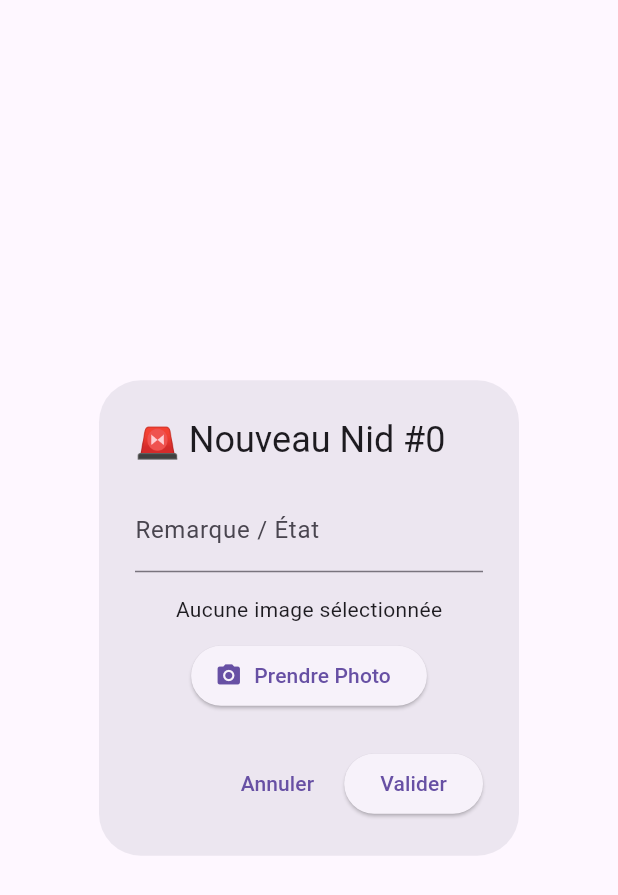
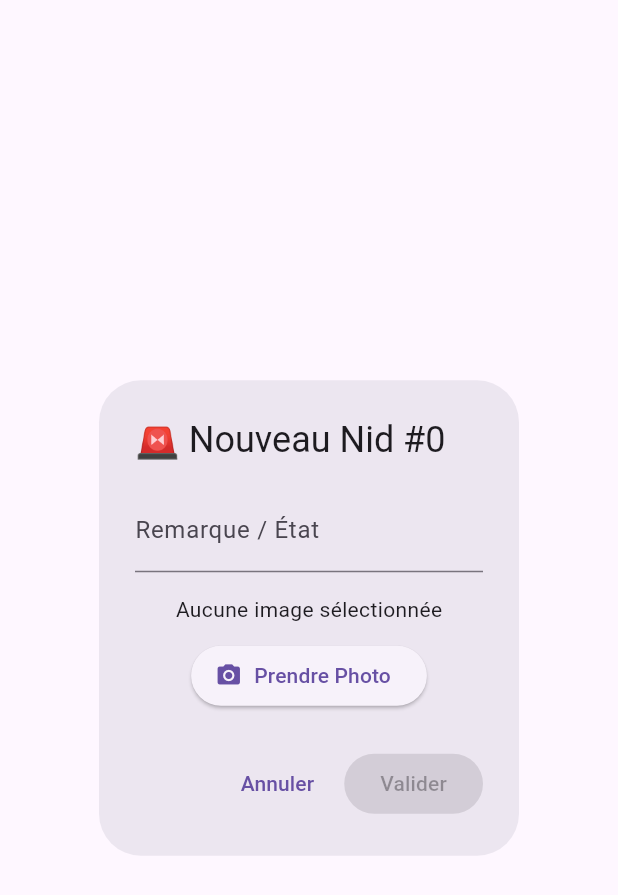
Before and after one commit to mams95190/Test1, a Flutter app: the AddNidDialog widget shown alone on an empty page, opened directly with empty values, after a tap on "Prendre Photo", on a phone screen of 412 x 824 dp. Shown: the top 895 px of the screen. Run offline on Flutter 3.47's test engine with Material 3 defaults, Android fonts, the phone set to English and light mode, and no system bars; our stand-ins replace cloud_firestore, file_picker, firebase_core, firebase_storage, flutter_map, latlong2; accounts and stored records are empty.

Commit message:
Update main.dart

```diff
--- a/lib/main.dart
+++ b/lib/main.dart
@@ -69,20 +69,20 @@ class _NidDashboardScreenState extends State<NidDashboardScreen> {
             children: [
               Expanded(
                 flex: 7,
-                child: FlutterMap(
+                child: FlutterMap(  // ✅ nonRotatedChildren → children
                   mapController: _mapController,
-                  options: MapOptions(
-                    center: LatLng(50.8503, 4.3517),
-                    zoom: 13,
-                    onTap: (tapPos, latLng) async {
+                  options: MapOptions(  // ✅ center → initialCenter
+                    initialCenter: LatLng(50.8503, 4.3517),
+                    initialZoom: 13,  // ✅ Ajouté (requis)
+                    onTap: (tapPosition, point) async {  // ✅ Signature changée
                       final num = await _reserveNextNumber();
                       showDialog(
                         context: context,
-                        builder: (_) => AddNidDialog(pos: latLng, autoNum: num),
+                        builder: (_) => AddNidDialog(pos: point, autoNum: num),
                       );
                     },
                   ),
-                  nonRotatedChildren: [
+                  children: [  // ✅ Structure moderne
                     TileLayer(
                       urlTemplate: 'https://tile.openstreetmap.fr/osmfr/{z}/{x}/{y}.png',
                       userAgentPackageName: 'com.example.nidpoule',
@@ -99,7 +99,7 @@ class _NidDashboardScreenState extends State<NidDashboardScreen> {
                           point: pos,
                           width: 48,
                           height: 48,
-                          builder: (ctx) => GestureDetector(
+                          child: GestureDetector(  // ✅ builder → child
                             onTap: () => _onNidSelected(pos, doc.id),
                             child: Container(
                               decoration: BoxDecoration(
@@ -137,6 +137,7 @@ class _NidDashboardScreenState extends State<NidDashboardScreen> {
                   ],
                 ),
               ),
+              // Reste du code LISTE inchangé...
               Expanded(
                 flex: 3,
                 child: Container(
@@ -187,13 +188,14 @@ class _NidDashboardScreenState extends State<NidDashboardScreen> {
   }
 }
 
+// Dialog INCHANGÉ (pas de flutter_map)
 class AddNidDialog extends StatefulWidget {
   final LatLng pos;
   final int autoNum;
-  AddNidDialog({required this.pos, required this.autoNum});
+  const AddNidDialog({super.key, required this.pos, required this.autoNum});
 
   @override
-  _AddNidDialogState createState() => _AddNidDialogState();
+  State<AddNidDialog> createState() => _AddNidDialogState();
 }
 
 class _AddNidDialogState extends State<AddNidDialog> {
@@ -208,32 +210,29 @@ class _AddNidDialogState extends State<AddNidDialog> {
       content: Column(
         mainAxisSize: MainAxisSize.min,
         children: [
-          TextField(controller: _controller, decoration: InputDecoration(labelText: 'Remarque / État')),
-          SizedBox(height: 15),
-          if (_bytes != null) Image.memory(_bytes!, height: 100) else Text("Aucune image sélectionnée"),
-          SizedBox(height: 10),
+          TextField(controller: _controller, decoration: const InputDecoration(labelText: 'Remarque / État')),
+          const SizedBox(height: 15),
+          if (_bytes != null) Image.memory(_bytes!, height: 100) else const Text("Aucune image sélectionnée"),
+          const SizedBox(height: 10),
           ElevatedButton.icon(
             onPressed: () async {
               try {
                 final res = await FilePicker.platform.pickFiles(type: FileType.image);
-                if (res != null && res.files.single.bytes != null) setState(() => _bytes = res.files.single.bytes);
+                if (res != null && res.files.single.bytes != null) {
+                  setState(() => _bytes = res.files.single.bytes);
+                }
               } catch (e) {}
             },
-            icon: Icon(Icons.camera_alt),
-            label: Text('Prendre Photo'),
+            icon: const Icon(Icons.camera_alt),
+            label: const Text('Prendre Photo'),
           ),
         ],
       ),
       actions: [
-        TextButton(onPressed: () => Navigator.pop(context), child: Text('Annuler')),
+        TextButton(onPressed: () => Navigator.pop(context), child: const Text('Annuler')),
         ElevatedButton(
-          onPressed: _loading
-              ? null
-              : () async {
-                  if (_bytes == null || _controller.text.isEmpty) return;
-
+          onPressed: _loading || _bytes == null || _controller.text.isEmpty ? null : () async {
             setState(() => _loading = true);
-
             try {
               final ref = FirebaseStorage.instance.ref().child('nids/${DateTime.now().millisecondsSinceEpoch}.jpg');
               await ref.putData(_bytes!);
@@ -246,8 +245,7 @@ class _AddNidDialogState extends State<AddNidDialog> {
                 'pos': GeoPoint(widget.pos.latitude, widget.pos.longitude),
                 'date': FieldValue.serverTimestamp(),
               });
-
-                    Navigator.pop(context);
+              if (mounted) Navigator.pop(context);
             } catch (e) {
               setState(() => _loading = false);
             }
```
Lines whose indentation alone changed are shown as unchanged.
